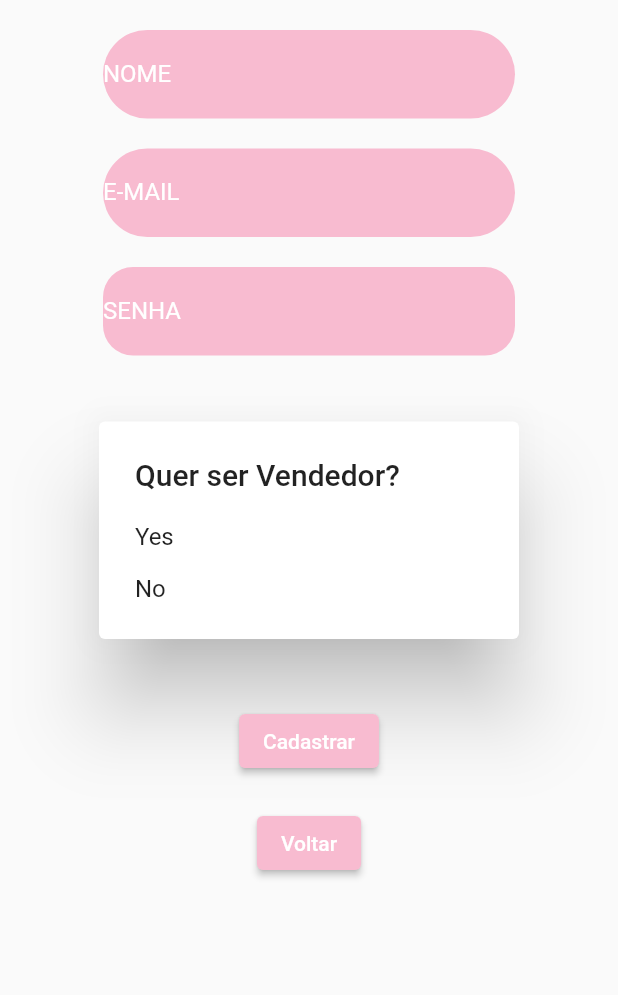
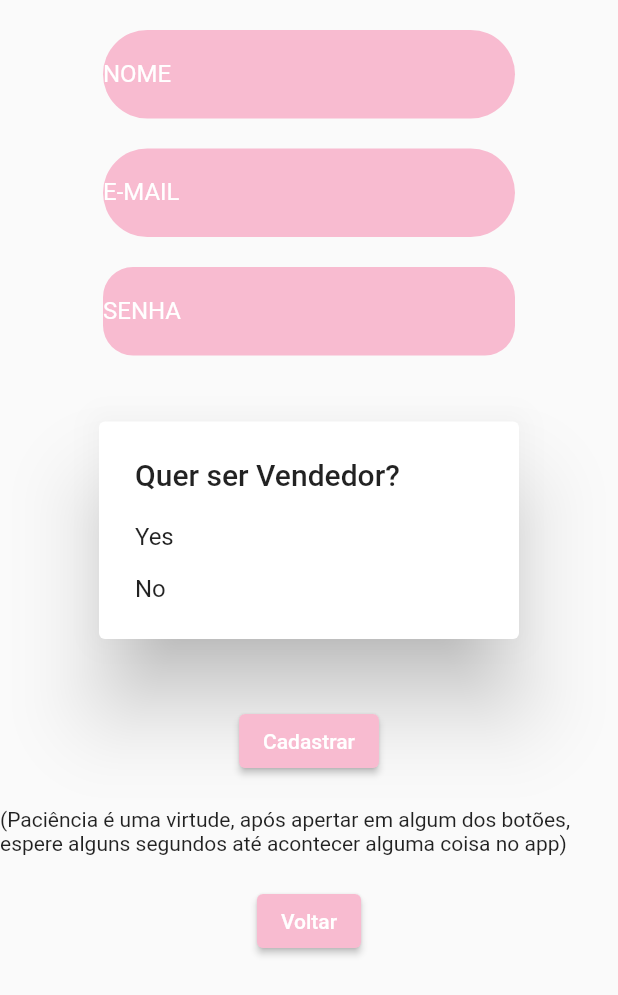
Before and after one commit to GuilhermeSaito/OficinasIntegracao2, a Flutter app: the screen it shows after launch, after a tap on "NÃO TEM LOGUIN? CADASTRE-SE", on a phone screen of 412 x 824 dp. Shown: the top 995 px of the screen. Run offline on Flutter 3.47's test engine with Material 2 defaults, Android fonts, the light colour scheme and no system bars; missing offline and left inert: dart:ffi; network calls fail.

Commit message:
Adicionado umas frases de efeito no aplicativo

```diff
--- a/app_mobile/hanbaiki/lib/main.dart
+++ b/app_mobile/hanbaiki/lib/main.dart
@@ -592,6 +592,8 @@ class _LoginPageState extends State<LoginPage> {
                         }
                       },
                     ),
+                    Text(
+                        '(Paciência é uma virtude, após apertar o botão, espere alguns segundos até acontecer alguma coisa no app)'),
                     SizedBox(height: 20),
                     TextButton(
                       onPressed: () {
@@ -997,6 +999,11 @@ class CadastroPage extends StatelessWidget {
             SizedBox(
               height: 20.0,
             ),
+            Text(
+                '(Paciência é uma virtude, após apertar em algum dos botões, espere alguns segundos até acontecer alguma coisa no app)'),
+            SizedBox(
+              height: 20.0,
+            ),
             ElevatedButton(
               child: const Text('Voltar'),
               style: ElevatedButton.styleFrom(
```
